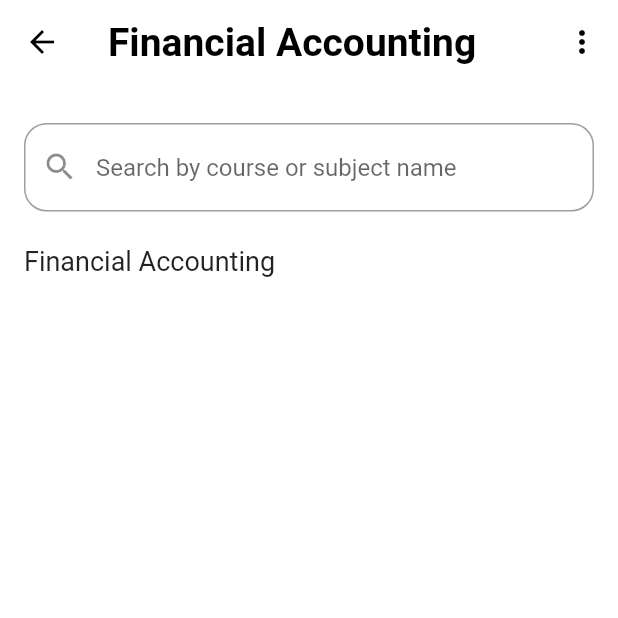
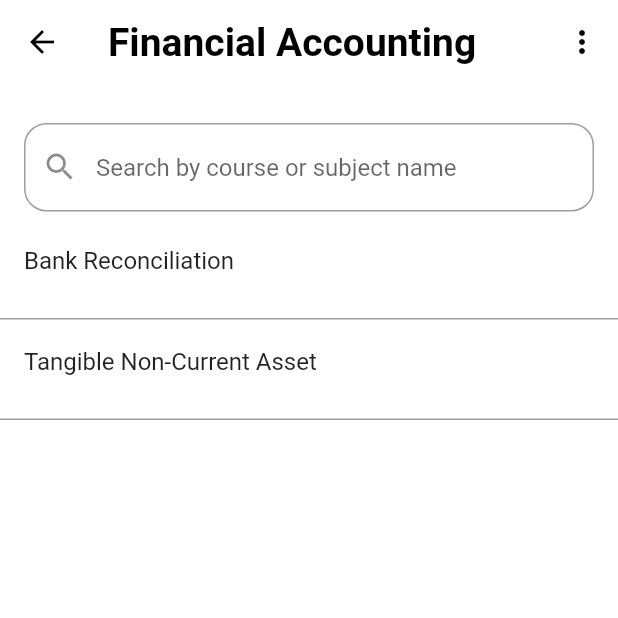
Before and after one commit to d-acquah/ICA_Companion_Pasco, a Flutter app: the TopicsSubjectsPage screen opened directly, on a phone screen of 412 x 824 dp, the top half of it. Run offline on Flutter 3.47's test engine with Material 2 defaults, Android fonts, the phone set to English and light mode, and no system bars.

Commit message:
added list tile widgets

```diff
--- a/lib/home_page.dart
+++ b/lib/home_page.dart
@@ -1,7 +1,7 @@
 // @dart=2.9
 import 'package:ica_companion_pasco/home_year_page.dart';
-import 'package:ica_companion_pasco/pasco_model.dart';
 import 'package:flutter/material.dart';
+import 'package:ica_companion_pasco/models/pasco_model.dart';
 
 class HomePage extends StatelessWidget {
   HomePage({Key key}) : super(key: key);
--- a/lib/home_year_page.dart
+++ b/lib/home_year_page.dart
@@ -1,6 +1,5 @@
-// @dart=2.9
-import 'package:ica_companion_pasco/pasco_model.dart';
 import 'package:flutter/material.dart';
+import 'package:ica_companion_pasco/models/pasco_model.dart';
 
 class HomeYearView extends StatelessWidget {
   HomeYearView({Key key, this.homeYear}) : super(key: key);
--- a/lib/pasco_model.dart
+++ b/lib/models/pasco_model.dart
@@ -1,5 +1,3 @@
-// @dart=2.9
-
 // class HomeYear {
 // HomeYear({
 //this.name,
@@ -58,6 +56,7 @@ class MonthYear {
 
   String name;
   String link;
+  String title;
 }
 
 class TopicsSubjects {
--- a/lib/pages/topics_page.dart
+++ b/lib/pages/topics_page.dart
@@ -1,6 +1,5 @@
-// @dart=2.9
-import 'package:ica_companion_pasco/pasco_model.dart';
 import 'package:flutter/material.dart';
+import 'package:ica_companion_pasco/models/pasco_model.dart';
 import 'package:ica_companion_pasco/topic_subjects_page.dart';
 
 class TopicsPage extends StatelessWidget {
--- a/lib/topic_subjects_page.dart
+++ b/lib/topic_subjects_page.dart
@@ -1,7 +1,6 @@
-// @dart=2.9
-import 'package:ica_companion_pasco/pasco_model.dart';
 import 'package:flutter/material.dart';
-import 'package:ica_companion_pasco/topics_years_page.dart';
+import 'package:ica_companion_pasco/models/pasco_model.dart';
+import 'package:ica_companion_pasco/widgets/list_tile.dart';
 
 class TopicsSubjectsPage extends StatelessWidget {
   TopicsSubjectsPage({Key key, this.topicsSubjects}) : super(key: key);
@@ -41,30 +40,13 @@ class TopicsSubjectsPage extends StatelessWidget {
         ),
       ),
       body: SafeArea(
-        child: ListView(
-          controller: _scrollController,
-          children: [
-            const Padding(
-              padding: EdgeInsets.symmetric(horizontal: 16),
-            ),
-            ListTile(
-              onTap: () {
-                Navigator.push(context, MaterialPageRoute(builder: (context) {
-                  return TopicsYearsPage(
-                      subTopics: SubTopics(
-                    name: 'Bank Reconciliation',
-                    monthYear: "",
-                  ));
-                }));
-              },
-              title: const Text(
-                'Financial Accounting',
-                style: TextStyle(fontSize: 18, fontWeight: FontWeight.normal),
-              ),
-            ),
-          ],
-        ),
-      ),
+          child: ListView.builder(
+              itemCount: topicsSubjects.topics.length,
+              itemBuilder: (context, index) {
+                return TopicListTile(
+                  topic: topicsSubjects.topics[index],
+                );
+              })),
     );
   }
 }
--- /dev/null
+++ b/lib/widgets/list_tile.dart
@@ -0,0 +1,32 @@
+import 'package:flutter/material.dart';
+import 'package:ica_companion_pasco/models/pasco_model.dart';
+import 'package:ica_companion_pasco/topics_years_page.dart';
+
+class TopicListTile extends StatelessWidget {
+  final Topic topic;
+
+  const TopicListTile({Key key, this.topic}) : super(key: key);
+
+  @override
+  Widget build(BuildContext context) {
+    return Column(children: [
+      ListTile(
+        title: Text(topic.name),
+        onTap: () {
+          Navigator.of(context).push(MaterialPageRoute(
+              builder: ((context) => TopicsYearsPage(
+                    title: topic.name,
+                    monthYear: topic.monthYear,
+                  ))));
+        },
+      ),
+      const SizedBox(
+        height: 10,
+      ),
+      Container(
+        height: 1,
+        color: Colors.grey,
+      )
+    ]);
+  }
+}
```
Also changed, not shown: lib/topics_years_page.dart (+13 -27 lines), lib/widgets/year_list_tile.dart (added, +27 -0 lines).
